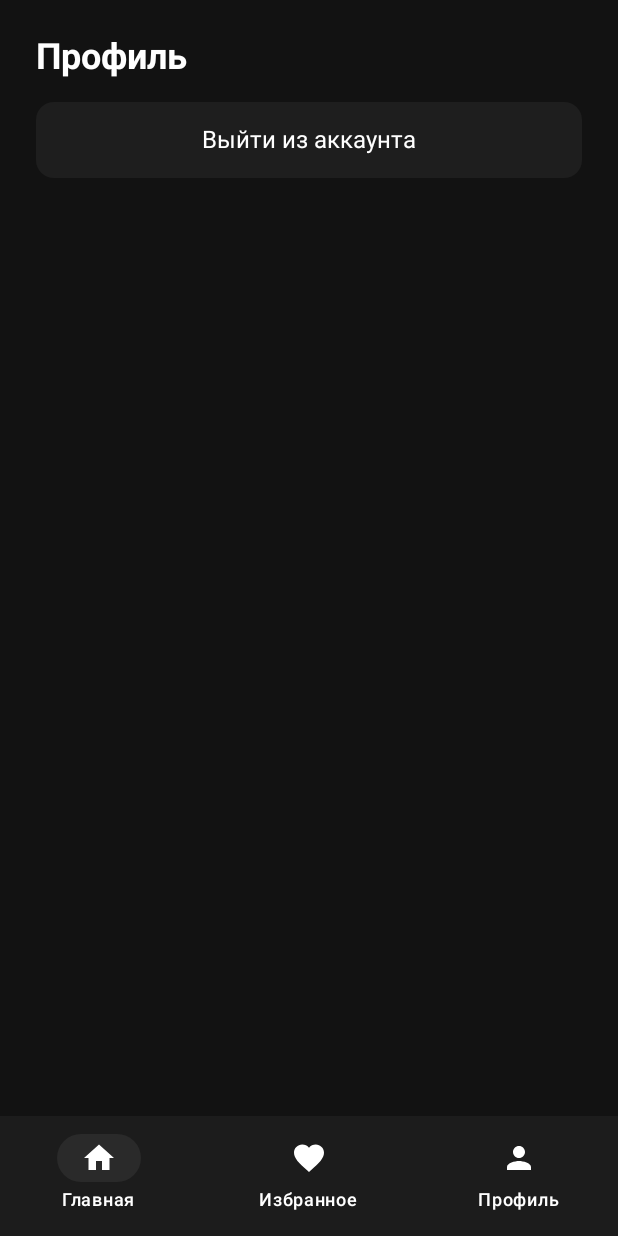
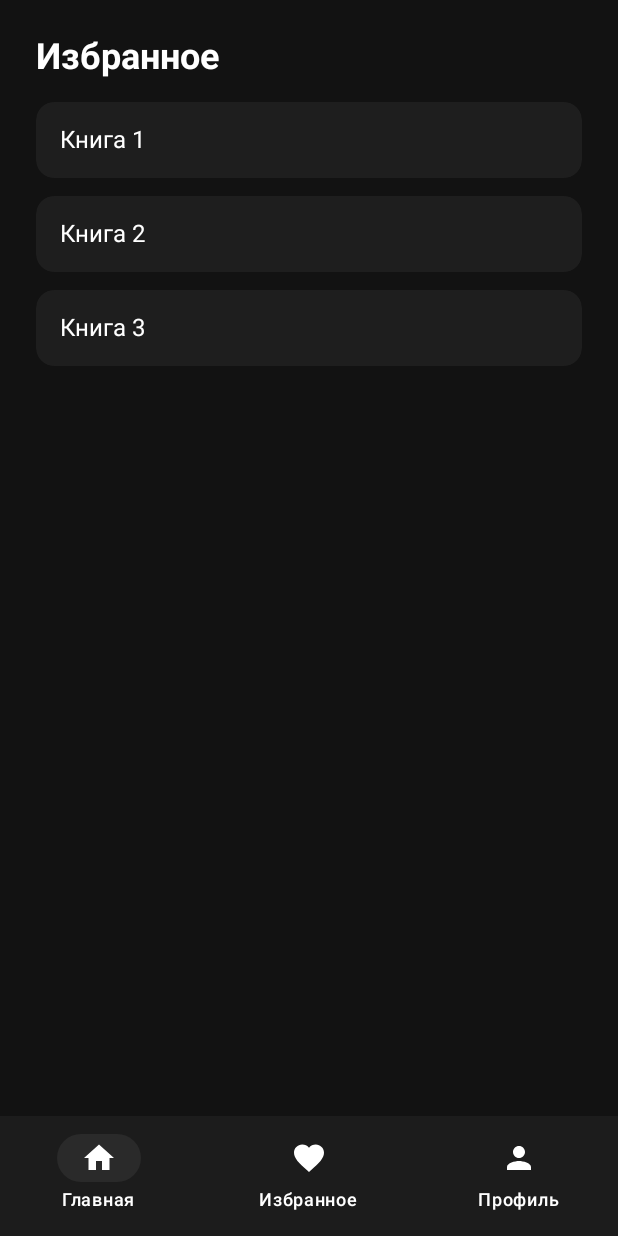
Before and after one commit to Nov1kovv/Books, an Android app built with Jetpack Compose: the ProfileScreen screen opened through its navigation route, item 2 of the bottom bar chosen, on a phone screen of 412 x 824 dp. Run offline under Robolectric (Android 15) with nearby library versions, the phone set to English and light mode, and no system bars; our stand-ins replace Firebase (no records; nobody signed in at launch, a user with empty details on screens opened directly); libraries missing offline, so code that uses them is left out: org.orbitmvi.orbit; pictures from the network do not load; 3 statements that could not run were skipped.

```diff
--- a/app/src/main/java/com/example/books/di/AppModule.kt
+++ b/app/src/main/java/com/example/books/di/AppModule.kt
@@ -3,7 +3,7 @@ package com.example.books.di
 import com.example.books.data.api.GoogleBooksApi
 import com.example.books.data.repository.BookRepositoryImpl
 import com.example.books.domain.repository.BookRepository
-import com.example.books.ui.bottombar.ProfileViewModel
+import com.example.books.ui.bottombar.profile.ProfileViewModel
 import com.example.books.ui.catalog.BookCatalogViewModel
 import com.example.books.ui.registration.RegistrationViewModel
 import com.example.books.ui.search.SearchViewModel
--- a/app/src/main/java/com/example/books/navigation/AppNavHost.kt
+++ b/app/src/main/java/com/example/books/navigation/AppNavHost.kt
@@ -6,12 +6,13 @@ import androidx.navigation.NavHostController
 import androidx.navigation.compose.NavHost
 import androidx.navigation.compose.composable
 import com.example.books.ExaminationScreen
+import com.example.books.ui.bottombar.favorite.FavoriteScreen
 import com.example.books.ui.signup.SignUpScreen
 import com.example.books.ui.registration.RegistrationScreen
 import com.example.books.ui.catalog.BookCatalogScreen
 import com.example.books.ui.catalog.BookCatalogViewModel
-import com.example.books.ui.bottombar.ProfileScreen
-import com.example.books.ui.bottombar.ProfileViewModel
+import com.example.books.ui.bottombar.profile.ProfileScreen
+import com.example.books.ui.bottombar.profile.ProfileViewModel
 import com.example.books.ui.details.BookDetailScreen
 import com.example.books.ui.registration.RegistrationViewModel
 import com.example.books.ui.search.SearchScreen
@@ -45,6 +46,9 @@ fun AppNavHost(navController: NavHostController) {
             val viewModel = getViewModel<ProfileViewModel>()
             ProfileScreen(navController = navController, viewModel = viewModel)
         }
+        composable("favorites") {
+            FavoriteScreen(navController = navController)
+        }
         composable("search") {
             SearchScreen(viewModel = searchViewModel, navController = navController)
         }
--- a/app/src/main/java/com/example/books/ui/bottombar/BottomNavigationBar.kt
+++ b/app/src/main/java/com/example/books/ui/bottombar/BottomNavigationBar.kt
@@ -29,14 +29,14 @@ fun BottomNavigationBar(navController: NavController) {
 
         NavigationBarItem(
             selected = true,
-            onClick = {},
+            onClick = { navController.navigate("catalog") },
             icon = { Icon(Icons.Default.Home, contentDescription = "Главная") },
             label = { Text("Главная") },
             colors = itemColors
         )
         NavigationBarItem(
             selected = false,
-            onClick = {},
+            onClick = { navController.navigate("favorites") },
             icon = { Icon(Icons.Default.Favorite, contentDescription = "Избранное") },
             label = { Text("Избранное") },
             colors = itemColors
--- /dev/null
+++ b/app/src/main/java/com/example/books/ui/bottombar/favorite/FavoriteScreen.kt
@@ -0,0 +1,87 @@
+package com.example.books.ui.bottombar.favorite
+
+import androidx.compose.foundation.background
+import androidx.compose.foundation.layout.*
+import androidx.compose.foundation.lazy.LazyColumn
+import androidx.compose.foundation.lazy.items
+import androidx.compose.foundation.shape.RoundedCornerShape
+import androidx.compose.material3.Card
+import androidx.compose.material3.CardDefaults
+import androidx.compose.material3.Scaffold
+import androidx.compose.material3.Text
+import androidx.compose.runtime.Composable
+import androidx.compose.ui.Alignment
+import androidx.compose.ui.Modifier
+import androidx.compose.ui.draw.clip
+import androidx.compose.ui.graphics.Color
+import androidx.compose.ui.text.font.FontWeight
+import androidx.compose.ui.unit.dp
+import androidx.compose.ui.unit.sp
+import androidx.navigation.NavController
+import com.example.books.ui.bottombar.BottomNavigationBar
+
+@Composable
+fun FavoriteScreen(navController: NavController) {
+    val backgroundColor = Color(0xFF121212)
+    val cardColor = Color(0xFF1E1E1E)
+    val textPrimary = Color.White
+
+    val favorites = listOf(
+        "Книга 1",
+        "Книга 2",
+        "Книга 3"
+    )
+
+    Scaffold(
+        containerColor = backgroundColor,
+        bottomBar = {
+            BottomNavigationBar(navController)
+        }
+    ) { innerPadding ->
+        Column(
+            modifier = Modifier
+                .fillMaxSize()
+                .padding(innerPadding)
+                .padding(24.dp)
+                .background(backgroundColor)
+        ) {
+            Text(
+                text = "Избранное",
+                color = textPrimary,
+                fontSize = 24.sp,
+                fontWeight = FontWeight.Bold,
+                modifier = Modifier.fillMaxWidth()
+            )
+            Spacer(modifier = Modifier.height(16.dp))
+
+            if (favorites.isEmpty()) {
+                Box(
+                    modifier = Modifier.fillMaxSize(),
+                    contentAlignment = Alignment.Center
+                ) {
+                    Text("Нет избранных книг", color = Color.Gray)
+                }
+            } else {
+                LazyColumn(
+                    verticalArrangement = Arrangement.spacedBy(12.dp)
+                ) {
+                    items(favorites) { book ->
+                        Card(
+                            modifier = Modifier
+                                .fillMaxWidth()
+                                .clip(RoundedCornerShape(12.dp)),
+                            colors = CardDefaults.cardColors(containerColor = cardColor)
+                        ) {
+                            Text(
+                                text = book,
+                                color = textPrimary,
+                                fontSize = 16.sp,
+                                modifier = Modifier.padding(16.dp)
+                            )
+                        }
+                    }
+                }
+            }
+        }
+    }
+}
--- a/app/src/main/java/com/example/books/ui/bottombar/ProfileScreen.kt
+++ b/app/src/main/java/com/example/books/ui/bottombar/profile/ProfileScreen.kt
@@ -1,4 +1,4 @@
-package com.example.books.ui.bottombar
+package com.example.books.ui.bottombar.profile
 
 import androidx.compose.foundation.background
 import androidx.compose.foundation.clickable
@@ -15,7 +15,7 @@ import androidx.compose.ui.unit.dp
 import androidx.compose.ui.unit.sp
 import androidx.lifecycle.viewmodel.compose.viewModel
 import androidx.navigation.NavController
-import com.google.firebase.auth.FirebaseAuth
+import com.example.books.ui.bottombar.BottomNavigationBar
 
 @Composable
 fun ProfileScreen(navController: NavController, viewModel: ProfileViewModel = viewModel()) {
--- a/app/src/main/java/com/example/books/ui/bottombar/ProfileViewModel.kt
+++ b/app/src/main/java/com/example/books/ui/bottombar/profile/ProfileViewModel.kt
@@ -1,4 +1,4 @@
-package com.example.books.ui.bottombar
+package com.example.books.ui.bottombar.profile
 
 import androidx.lifecycle.ViewModel
 import com.google.firebase.auth.FirebaseAuth
```
Also changed, not shown: 1 other file.
